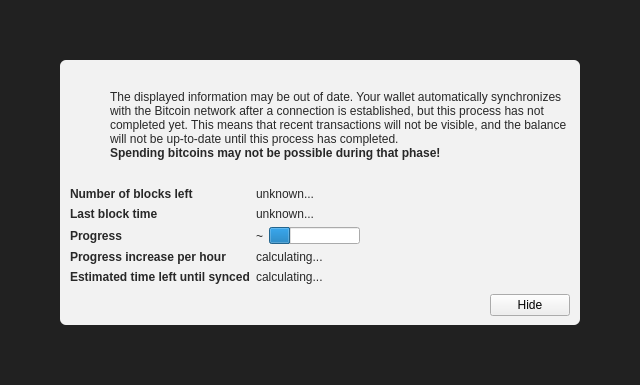
Before: the Qt Designer form src/qt/forms/modaloverlay.ui in raffermeko/bitcoin, drawn with Qt 5.
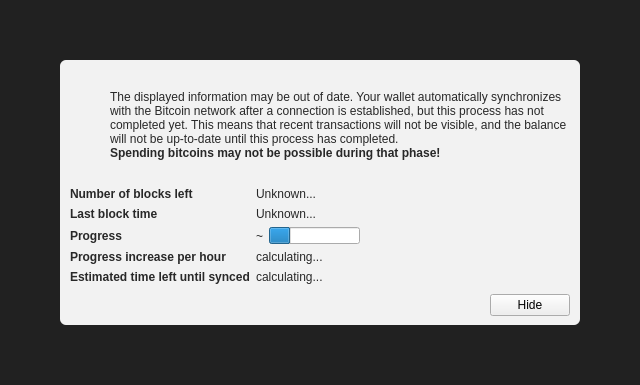
After: the same form once the commit is applied. Icons and pictures are not drawn. Custom widgets are drawn as their Qt base class.

Commit message: [Qt] use NotifyHeaderTip's height and date for the progress update

Diff of the .ui file:
```diff
--- a/src/qt/forms/modaloverlay.ui
+++ b/src/qt/forms/modaloverlay.ui
@@ -219,7 +219,7 @@
            <item row="0" column="1">
             <widget class="QLabel" name="numberOfBlocksLeft">
              <property name="text">
-              <string>unknown...</string>
+              <string>Unknown...</string>
              </property>
             </widget>
            </item>
@@ -245,7 +245,7 @@
               </sizepolicy>
              </property>
              <property name="text">
-              <string>unknown...</string>
+              <string>Unknown...</string>
              </property>
             </widget>
            </item>
```
The commit also changes 2 other files.
